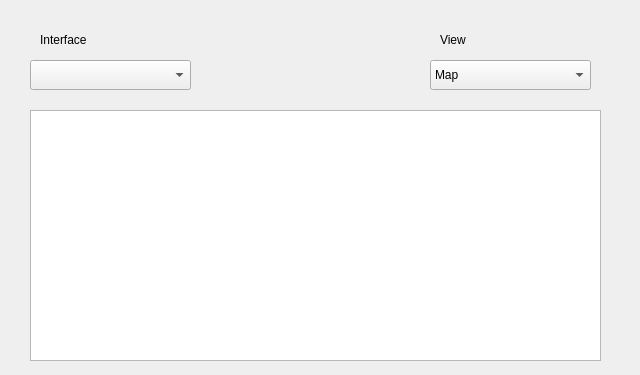
The window that widgets/scanwidget.ui (KDE/networkmanagement) describes before a commit, drawn with Qt 5.
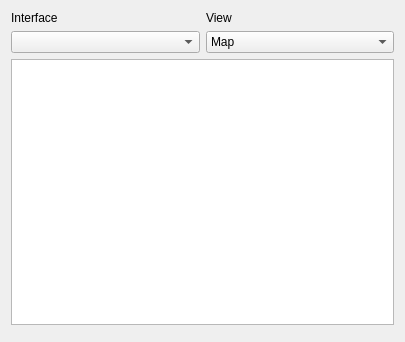
The same window after the commit. Custom widgets are drawn as their Qt base class.

Commit message: Fix layout when resizing

Patch:
```diff
--- a/widgets/scanwidget.ui
+++ b/widgets/scanwidget.ui
@@ -5,8 +5,8 @@
    <rect>
     <x>0</x>
     <y>0</y>
-    <width>640</width>
-    <height>375</height>
+    <width>405</width>
+    <height>342</height>
    </rect>
   </property>
   <property name="sizePolicy" >
@@ -15,80 +15,34 @@
     <verstretch>0</verstretch>
    </sizepolicy>
   </property>
-  <widget class="QWidget" native="1" name="m_scanView" >
-   <property name="geometry" >
-    <rect>
-     <x>30</x>
-     <y>110</y>
-     <width>571</width>
-     <height>241</height>
-    </rect>
-   </property>
-  </widget>
-  <widget class="QTableView" name="m_detailsView" >
-   <property name="enabled" >
-    <bool>true</bool>
-   </property>
-   <property name="geometry" >
-    <rect>
-     <x>30</x>
-     <y>110</y>
-     <width>571</width>
-     <height>251</height>
-    </rect>
-   </property>
-   <property name="sizePolicy" >
-    <sizepolicy vsizetype="Fixed" hsizetype="Fixed" >
-     <horstretch>0</horstretch>
-     <verstretch>0</verstretch>
-    </sizepolicy>
-   </property>
-  </widget>
+  <layout class="QVBoxLayout" name="verticalLayout_3" >
+   <item>
+    <layout class="QGridLayout" name="gridLayout" >
+     <item row="0" column="0" >
+      <layout class="QVBoxLayout" name="verticalLayout" >
+       <item>
   <widget class="QLabel" name="m_interfaceLabel" >
-   <property name="geometry" >
-    <rect>
-     <x>40</x>
-     <y>30</y>
-     <width>151</width>
-     <height>20</height>
-    </rect>
-   </property>
    <property name="text" >
     <string>Interface</string>
    </property>
   </widget>
+       </item>
+       <item>
+        <widget class="KComboBox" name="m_interface" />
+       </item>
+      </layout>
+     </item>
+     <item row="0" column="1" >
+      <layout class="QVBoxLayout" name="verticalLayout_2" >
+       <item>
   <widget class="QLabel" name="m_viewLabel_2" >
-   <property name="geometry" >
-    <rect>
-     <x>440</x>
-     <y>30</y>
-     <width>151</width>
-     <height>20</height>
-    </rect>
-   </property>
    <property name="text" >
     <string>View</string>
    </property>
   </widget>
-  <widget class="KComboBox" name="m_interface" >
-   <property name="geometry" >
-    <rect>
-     <x>30</x>
-     <y>60</y>
-     <width>161</width>
-     <height>30</height>
-    </rect>
-   </property>
-  </widget>
+       </item>
+       <item>
   <widget class="KComboBox" name="m_view" >
-   <property name="geometry" >
-    <rect>
-     <x>430</x>
-     <y>60</y>
-     <width>161</width>
-     <height>30</height>
-    </rect>
-   </property>
    <item>
     <property name="text" >
      <string>Map</string>
@@ -100,6 +54,22 @@
     </property>
    </item>
   </widget>
+       </item>
+      </layout>
+     </item>
+     <item row="1" column="0" colspan="2" >
+      <widget class="QTableView" name="m_detailsView" >
+       <property name="enabled" >
+        <bool>true</bool>
+       </property>
+      </widget>
+     </item>
+    </layout>
+   </item>
+   <item>
+    <widget class="QWidget" native="1" name="m_scanView" />
+   </item>
+  </layout>
  </widget>
  <customwidgets>
   <customwidget>
```
Lines whose indentation alone changed are shown as unchanged.
